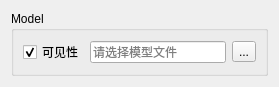
First picture: the form in plugins/ctk_war_ui/ModelPropertyWgt.ui, repository shamozhishu/zoo, before the edit.
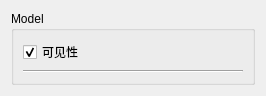
Second picture: the form after the edit. Icons and pictures are not drawn.

What changed in the file:
```diff
--- a/plugins/ctk_war_ui/ModelPropertyWgt.ui
+++ b/plugins/ctk_war_ui/ModelPropertyWgt.ui
@@ -6,19 +6,23 @@
    <rect>
     <x>0</x>
     <y>0</y>
-    <width>279</width>
-    <height>70</height>
+    <width>266</width>
+    <height>79</height>
    </rect>
   </property>
   <property name="windowTitle">
    <string>Form</string>
   </property>
-  <layout class="QGridLayout" name="gridLayout">
+  <layout class="QGridLayout" name="gridLayout_2">
    <item row="0" column="0">
     <widget class="QGroupBox" name="groupBox">
      <property name="title">
       <string>Model</string>
      </property>
+     <layout class="QGridLayout" name="gridLayout">
+      <item row="0" column="0">
+       <layout class="QVBoxLayout" name="verticalLayout">
+        <item>
      <layout class="QHBoxLayout" name="horizontalLayout">
       <item>
        <widget class="QCheckBox" name="checkBox">
@@ -36,27 +40,18 @@
         </property>
        </widget>
       </item>
-      <item>
-       <widget class="QLineEdit" name="lineEdit">
-        <property name="text">
-         <string/>
-        </property>
-        <property name="readOnly">
-         <bool>true</bool>
-        </property>
-        <property name="placeholderText">
-         <string>请选择模型文件</string>
-        </property>
-       </widget>
+         </layout>
       </item>
       <item>
-       <widget class="QToolButton" name="toolButton">
-        <property name="text">
-         <string>...</string>
+         <widget class="Line" name="line">
+          <property name="orientation">
+           <enum>Qt::Horizontal</enum>
         </property>
        </widget>
       </item>
      </layout>
+      </item>
+     </layout>
     </widget>
    </item>
   </layout>
```
Left out of the diff: 12 changed lines with no effect on the pictures. Lines whose indentation alone changed are shown as unchanged.
